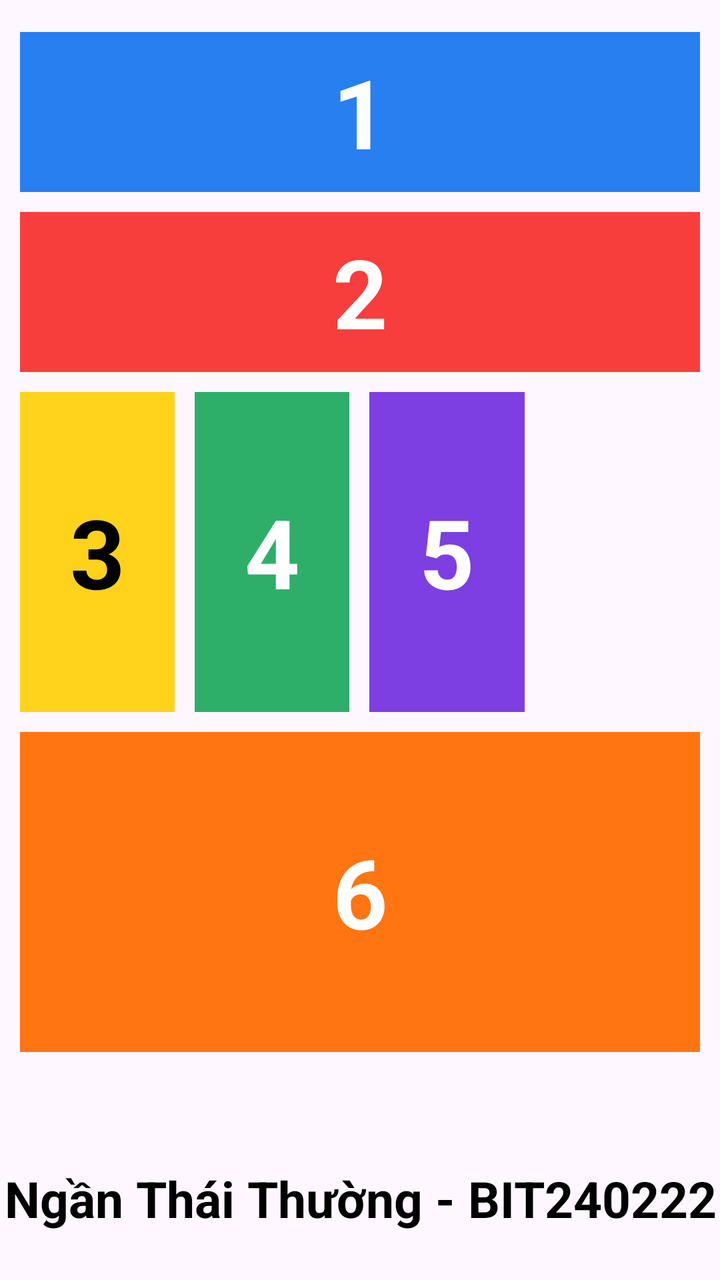
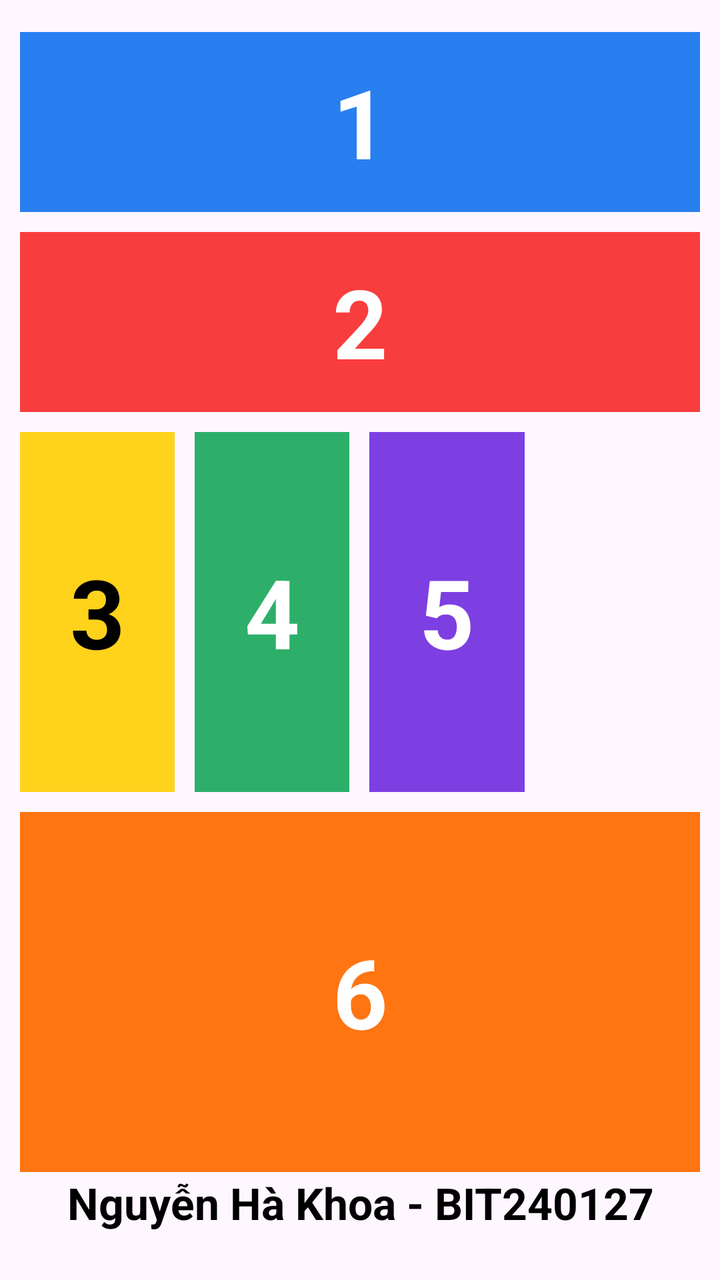

The first picture is an Android layout as it rendered before a commit; the second is the same layout after the commit. The layout source and the unified diff follow.
<!-- AndroidManifest.xml: application theme Theme.Lesson2 -->
<!-- res/layout/activity_main.xml -->
<?xml version="1.0" encoding="utf-8"?>
<LinearLayout xmlns:android="http://schemas.android.com/apk/res/android"
    android:id="@+id/main"
    android:layout_width="match_parent"
    android:layout_height="match_parent"
    android:orientation="vertical">

    <LinearLayout
        android:layout_width="match_parent"
        android:layout_height="wrap_content"
        android:orientation="vertical"
        android:layout_marginStart="10dp"
        android:layout_marginEnd="10dp"
        android:layout_marginTop="16dp">

        <TextView
            android:layout_width="match_parent"
            android:layout_height="80dp"
            android:background="#287FF0"
            android:gravity="center"
            android:text="1"
            android:textColor="#FFFFFF"
            android:textSize="48sp"
            android:textStyle="bold"
            android:layout_marginBottom="10dp" />

        <TextView
            android:layout_width="match_parent"
            android:layout_height="80dp"
            android:background="#F83D3D"
            android:gravity="center"
            android:text="2"
            android:textColor="#FFFFFF"
            android:textSize="48sp"
            android:textStyle="bold"
            android:layout_marginBottom="10dp" />

        <LinearLayout
            android:layout_width="match_parent"
            android:layout_height="160dp"
            android:orientation="horizontal"
            android:layout_marginBottom="10dp"
            android:weightSum="4">

            <TextView
                android:layout_width="0dp"
                android:layout_height="match_parent"
                android:layout_weight="1"
                android:background="#FFD21C"
                android:gravity="center"
                android:text="3"
                android:textColor="#000000"
                android:textSize="48sp"
                android:textStyle="bold"
                android:layout_marginEnd="5dp" />

            <TextView
                android:layout_width="0dp"
                android:layout_height="match_parent"
                android:layout_weight="1"
                android:background="#2DAF6A"
                android:gravity="center"
                android:text="4"
                android:textColor="#FFFFFF"
                android:textSize="48sp"
                android:textStyle="bold"
                android:layout_marginStart="5dp"
                android:layout_marginEnd="5dp" />

            <TextView
                android:layout_width="0dp"
                android:layout_height="match_parent"
                android:layout_weight="1"
                android:background="#7D3FE1"
                android:gravity="center"
                android:text="5"
                android:textColor="#FFFFFF"
                android:textSize="48sp"
                android:textStyle="bold"
                android:layout_marginStart="5dp"
                android:layout_marginEnd="5dp" />

            <View
                android:layout_width="0dp"
                android:layout_height="match_parent"
                android:layout_weight="1"
                android:layout_marginStart="5dp" />
        </LinearLayout>

        <TextView
            android:layout_width="match_parent"
            android:layout_height="160dp"
            android:background="#FF7512"
            android:gravity="center"
            android:text="6"
            android:textColor="#FFFFFF"
            android:textSize="48sp"
            android:textStyle="bold" />
    </LinearLayout>

    <View
        android:layout_width="match_parent"
        android:layout_height="0dp"
        android:layout_weight="1" />

    <TextView
        android:layout_width="match_parent"
        android:layout_height="wrap_content"
        android:gravity="center"
        android:text="Ngần Thái Thường - BIT240222"
        android:textColor="#000000"
        android:textSize="25sp"
        android:textStyle="bold"
        android:layout_marginBottom="24dp" />

</LinearLayout>
<!-- resources referenced by this layout -->
<resources>
  <style name="Theme.Lesson2" parent="Base.Theme.Lesson2" />
  <style name="Base.Theme.Lesson2" parent="Theme.Material3.DayNight.NoActionBar">
          
          
      </style>
</resources>

<!-- the commit's change to res/layout/activity_main.xml (unified diff, before → after) -->
@@ -15,7 +15,7 @@
 
         <TextView
             android:layout_width="match_parent"
-            android:layout_height="80dp"
+            android:layout_height="90dp"
             android:background="#287FF0"
             android:gravity="center"
             android:text="1"
@@ -26,7 +26,7 @@
 
         <TextView
             android:layout_width="match_parent"
-            android:layout_height="80dp"
+            android:layout_height="90dp"
             android:background="#F83D3D"
             android:gravity="center"
             android:text="2"
@@ -37,7 +37,7 @@
 
         <LinearLayout
             android:layout_width="match_parent"
-            android:layout_height="160dp"
+            android:layout_height="180dp"
             android:orientation="horizontal"
             android:layout_marginBottom="10dp"
             android:weightSum="4">
@@ -89,7 +89,7 @@
 
         <TextView
             android:layout_width="match_parent"
-            android:layout_height="160dp"
+            android:layout_height="180dp"
             android:background="#FF7512"
             android:gravity="center"
             android:text="6"
@@ -107,9 +107,9 @@
         android:layout_width="match_parent"
         android:layout_height="wrap_content"
         android:gravity="center"
-        android:text="Ngần Thái Thường - BIT240222"
+        android:text="Nguyễn Hà Khoa - BIT240127"
         android:textColor="#000000"
-        android:textSize="25sp"
+        android:textSize="22sp"
         android:textStyle="bold"
         android:layout_marginBottom="24dp" />
 
